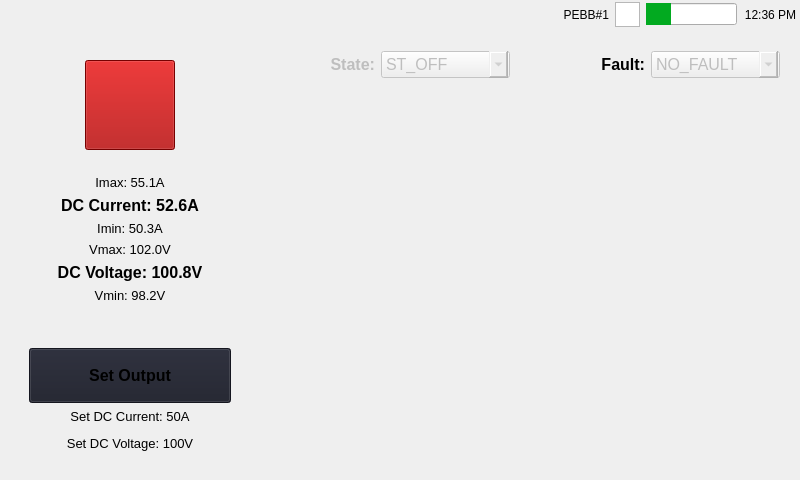
The window that mainwindow.ui (ChauLe19/MDE_HMI) describes before a commit, drawn with Qt 5.
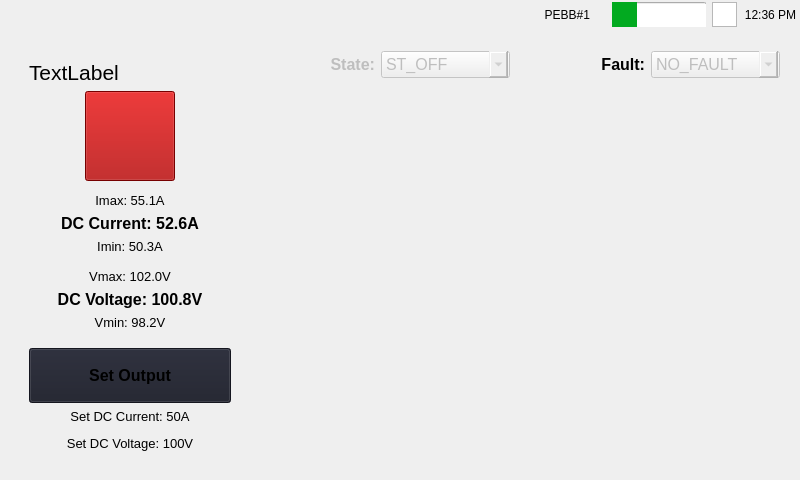
The same window after the commit. Icons and pictures are not drawn.

Commit message: Added margins to Current and Voltage Labels

```diff
--- a/mainwindow.ui
+++ b/mainwindow.ui
@@ -79,39 +79,19 @@
         <number>0</number>
        </property>
        <item>
-        <widget class="QLabel" name="PEBBIdLabel">
-         <property name="text">
-          <string>PEBB#1</string>
-         </property>
-         <property name="alignment">
-          <set>Qt::AlignRight|Qt::AlignTrailing|Qt::AlignVCenter</set>
-         </property>
-        </widget>
-       </item>
-       <item>
-        <widget class="QGraphicsView" name="ConnectionSymbol">
-         <property name="sizePolicy">
-          <sizepolicy hsizetype="Preferred" vsizetype="Preferred">
-           <horstretch>0</horstretch>
-           <verstretch>0</verstretch>
-          </sizepolicy>
-         </property>
-         <property name="maximumSize">
-          <size>
-           <width>25</width>
-           <height>25</height>
-          </size>
-         </property>
-         <property name="styleSheet">
-          <string notr="true">border-image: url(:/pictures/connected.png) no-repeat;</string>
-         </property>
-        </widget>
-       </item>
-       <item>
+        <widget class="QWidget" name="widget" native="true">
         <widget class="QProgressBar" name="BatteryBar">
          <property name="enabled">
           <bool>true</bool>
          </property>
+          <property name="geometry">
+           <rect>
+            <x>610</x>
+            <y>0</y>
+            <width>95</width>
+            <height>28</height>
+           </rect>
+          </property>
          <property name="sizePolicy">
           <sizepolicy hsizetype="Fixed" vsizetype="Fixed">
            <horstretch>0</horstretch>
@@ -144,6 +124,42 @@
           <bool>false</bool>
          </property>
         </widget>
+         <widget class="QLabel" name="PEBBIdLabel">
+          <property name="geometry">
+           <rect>
+            <x>527</x>
+            <y>0</y>
+            <width>61</width>
+            <height>25</height>
+           </rect>
+          </property>
+          <property name="text">
+           <string>PEBB#1</string>
+          </property>
+          <property name="alignment">
+           <set>Qt::AlignRight|Qt::AlignTrailing|Qt::AlignVCenter</set>
+          </property>
+         </widget>
+        </widget>
+       </item>
+       <item>
+        <widget class="QGraphicsView" name="ConnectionSymbol">
+         <property name="sizePolicy">
+          <sizepolicy hsizetype="Preferred" vsizetype="Preferred">
+           <horstretch>0</horstretch>
+           <verstretch>0</verstretch>
+          </sizepolicy>
+         </property>
+         <property name="maximumSize">
+          <size>
+           <width>25</width>
+           <height>25</height>
+          </size>
+         </property>
+         <property name="styleSheet">
+          <string notr="true">border-image: url(:/pictures/connected.png) no-repeat;</string>
+         </property>
+        </widget>
        </item>
        <item>
         <widget class="QLabel" name="TimeLabel">
@@ -216,6 +232,13 @@
                 </size>
                </property>
                <layout class="QVBoxLayout" name="verticalLayout_3">
+                <item>
+                 <widget class="QLabel" name="label_5">
+                  <property name="text">
+                   <string>TextLabel</string>
+                  </property>
+                 </widget>
+                </item>
                 <item alignment="Qt::AlignHCenter">
                  <widget class="QPushButton" name="OffButton">
                   <property name="sizePolicy">
@@ -337,8 +360,23 @@
                     </item>
                    </layout>
                   </item>
+                  <item>
+                   <widget class="QLabel" name="label_3">
+                    <property name="font">
+                     <font>
+                      <pointsize>2</pointsize>
+                     </font>
+                    </property>
+                    <property name="text">
+                     <string/>
+                    </property>
+                   </widget>
+                  </item>
                   <item>
                    <layout class="QVBoxLayout" name="verticalLayout_7">
+                    <property name="topMargin">
+                     <number>0</number>
+                    </property>
                     <item>
                      <widget class="QLabel" name="label_6">
                       <property name="font">
```
Lines whose indentation alone changed are shown as unchanged. The commit also changes 1 other file.
